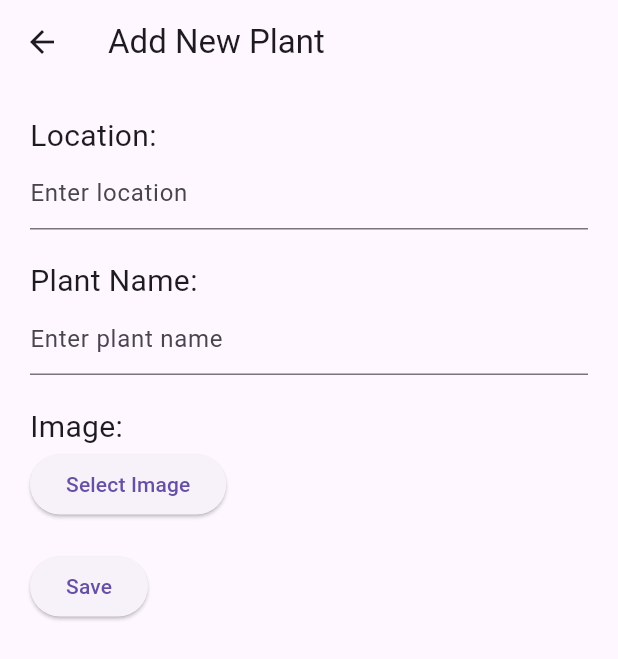
After one commit to Inayshi/SibolApp, a Flutter app: the screen it shows after launch, item 3 of the bottom bar chosen, after a tap on "Add Plant", on a phone screen of 412 x 824 dp. The commit adds this screen. Shown: the top 659 px of the screen. Run offline on Flutter 3.47's test engine with Material 3 defaults, Android fonts, the phone set to English and light mode, and no system bars; our stand-ins replace cloud_firestore, firebase_core, floating_bottom_navigation_bar, google_generative_ai, image_picker, ionicons; accounts and stored records are empty.

Commit message:
my farm added

```diff
--- /dev/null
+++ b/lib/components/my_farm/const.dart
@@ -0,0 +1 @@
+const OPENWEATHER_API_KEY = "";
--- /dev/null
+++ b/lib/components/my_farm/new_plant.dart
@@ -0,0 +1,133 @@
+import 'dart:io';
+import 'package:flutter/material.dart';
+import 'package:cloud_firestore/cloud_firestore.dart';
+import 'package:image_picker/image_picker.dart';
+
+class NewPlant extends StatefulWidget {
+  @override
+  _NewPlantState createState() => _NewPlantState();
+}
+
+class _NewPlantState extends State<NewPlant> {
+  final TextEditingController locationController = TextEditingController();
+  final TextEditingController nameController = TextEditingController();
+  File? _imageFile;
+
+  @override
+  Widget build(BuildContext context) {
+    return Scaffold(
+      appBar: AppBar(
+        title: Text('Add New Plant'),
+      ),
+      body: Padding(
+        padding: EdgeInsets.all(20.0),
+        child: Column(
+          crossAxisAlignment: CrossAxisAlignment.start,
+          children: <Widget>[
+            Text(
+              'Location:',
+              style: TextStyle(fontSize: 20.0),
+            ),
+            TextField(
+              controller: locationController,
+              decoration: InputDecoration(
+                hintText: 'Enter location',
+              ),
+            ),
+            SizedBox(height: 20.0),
+            Text(
+              'Plant Name:',
+              style: TextStyle(fontSize: 20.0),
+            ),
+            TextField(
+              controller: nameController,
+              decoration: InputDecoration(
+                hintText: 'Enter plant name',
+              ),
+            ),
+            SizedBox(height: 20.0),
+            Text(
+              'Image:',
+              style: TextStyle(fontSize: 20.0),
+            ),
+            _imageFile != null
+                ? Container(
+                    height: 200,
+                    width: 200,
+                    child: Image.file(_imageFile!),
+                  )
+                : Container(),
+            ElevatedButton(
+              onPressed: () {
+                _selectImage(context);
+              },
+              child: Text('Select Image'),
+            ),
+            SizedBox(height: 20.0),
+            ElevatedButton(
+              onPressed: () {
+                _savePlant(context);
+              },
+              child: Text('Save'),
+            ),
+          ],
+        ),
+      ),
+    );
+  }
+
+  void _selectImage(BuildContext context) async {
+    final picker = ImagePicker();
+    final pickedFile = await picker.pickImage(source: ImageSource.gallery);
+
+    if (pickedFile != null) {
+      setState(() {
+        _imageFile = File(pickedFile.path);
+      });
+    } else {
+      ScaffoldMessenger.of(context).showSnackBar(
+        SnackBar(
+          content: Text('No image selected'),
+        ),
+      );
+    }
+  }
+
+  void _savePlant(BuildContext context) {
+    String location = locationController.text;
+    String name = nameController.text;
+
+    if (location.isNotEmpty && name.isNotEmpty && _imageFile != null) {
+      FirebaseFirestore.instance.collection('My Plants').add({
+        'location': location,
+        'name': name,
+        'image_path': _imageFile!.path,
+      }).then((value) {
+        ScaffoldMessenger.of(context).showSnackBar(
+          SnackBar(
+            content: Text('Plant details saved successfully!'),
+          ),
+        );
+
+        locationController.clear();
+        nameController.clear();
+        setState(() {
+          _imageFile = null;
+        });
+      }).catchError((error) {
+        ScaffoldMessenger.of(context).showSnackBar(
+          SnackBar(
+            content: Text('Failed to save plant details: $error'),
+          ),
+        );
+      });
+    } else {
+      ScaffoldMessenger.of(context).showSnackBar(
+        SnackBar(
+          content: Text(
+              'Please enter both location, plant name, and select an image.'),
+        ),
+      );
+    }
+  }
+}
--- a/lib/main.dart
+++ b/lib/main.dart
@@ -1,8 +1,9 @@
 import 'package:flutter/material.dart';
+import 'package:urban_farming/components/ai_assist/chatscreen.dart';
+import 'package:urban_farming/my_farm.dart';
 import 'components/navbar.dart';
 import 'package:firebase_core/firebase_core.dart';
 import 'firebase_options.dart';
-import 'ai_assist.dart';
 
 Future<void> main() async {
   await Firebase.initializeApp(
@@ -23,9 +24,9 @@ class _MyAppState extends State<MyApp> {
   int _selectedIndex = 0;
 
   final List<Widget> _widgetOptions = [
-    AiAssistPage(), //This is temporary, this should direct to AiAssist.dart
+    ChatScreen(), //This is temporary, this should direct to AiAssist.dart
     Text('Forums'), //This is temporary, this should direct to Forums.dart
-    Text('MyFarm'), //This is temporary, this should direct to MyFarm.dart
+    MyFarm(), //This is temporary, this should direct to MyFarm.dart
     Text('Settings'), //This is temporary, this should direct to Settings.dart
   ];
 
--- /dev/null
+++ b/lib/my_farm.dart
@@ -0,0 +1,34 @@
+import 'package:flutter/material.dart';
+import 'components/my_farm/new_plant.dart';
+
+class MyFarm extends StatelessWidget {
+  @override
+  Widget build(BuildContext context) {
+    return Scaffold(
+      appBar: AppBar(
+        title: Text('My Plants'),
+      ),
+      body: Center(
+        child: Column(
+          mainAxisAlignment: MainAxisAlignment.center,
+          children: <Widget>[
+            Text(
+              'My Plants',
+              style: TextStyle(fontSize: 24.0),
+            ),
+            SizedBox(height: 20.0),
+            ElevatedButton(
+              onPressed: () {
+                Navigator.push(
+                  context,
+                  MaterialPageRoute(builder: (context) => NewPlant()),
+                );
+              },
+              child: Text('Add Plant'),
+            ),
+          ],
+        ),
+      ),
+    );
+  }
+}
--- a/pubspec.yaml
+++ b/pubspec.yaml
@@ -39,6 +39,10 @@ dependencies:
   floating_bottom_navigation_bar: ^1.5.2
   ionicons: ^0.2.2
   firebase_core: ^2.29.0
+  cloud_firestore: ^4.16.1
+  weather: ^3.1.1
+  image_picker: ^0.8.5
+
 
 dev_dependencies:
   flutter_test:
@@ -60,6 +64,7 @@ flutter:
   assets:
     - assets/
     - assets/images/
+    - assets/images/logo.png
 
   # The following line ensures that the Material Icons font is
   # included with your application, so that you can use the icons in
```
Also changed, not shown: lib/ai_assist.dart (+13 -7 lines), lib/components/my_farm/weather.dart (added, +73 -0 lines), assets/images/logo.png (added), pubspec.lock, 5 other files.
